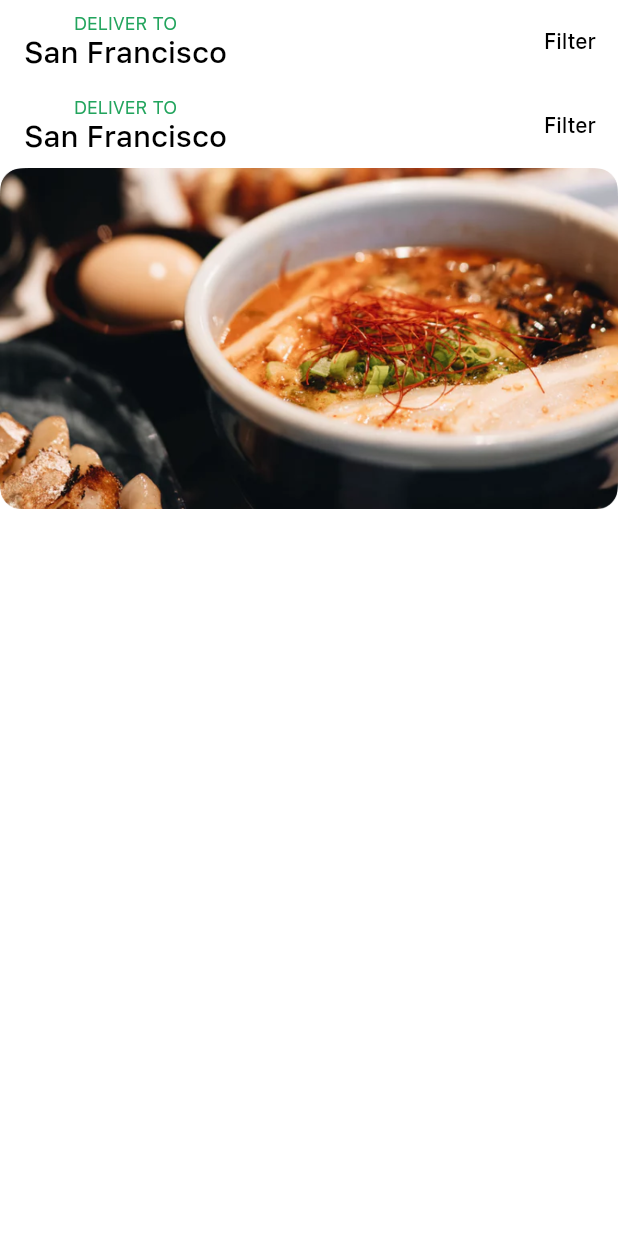
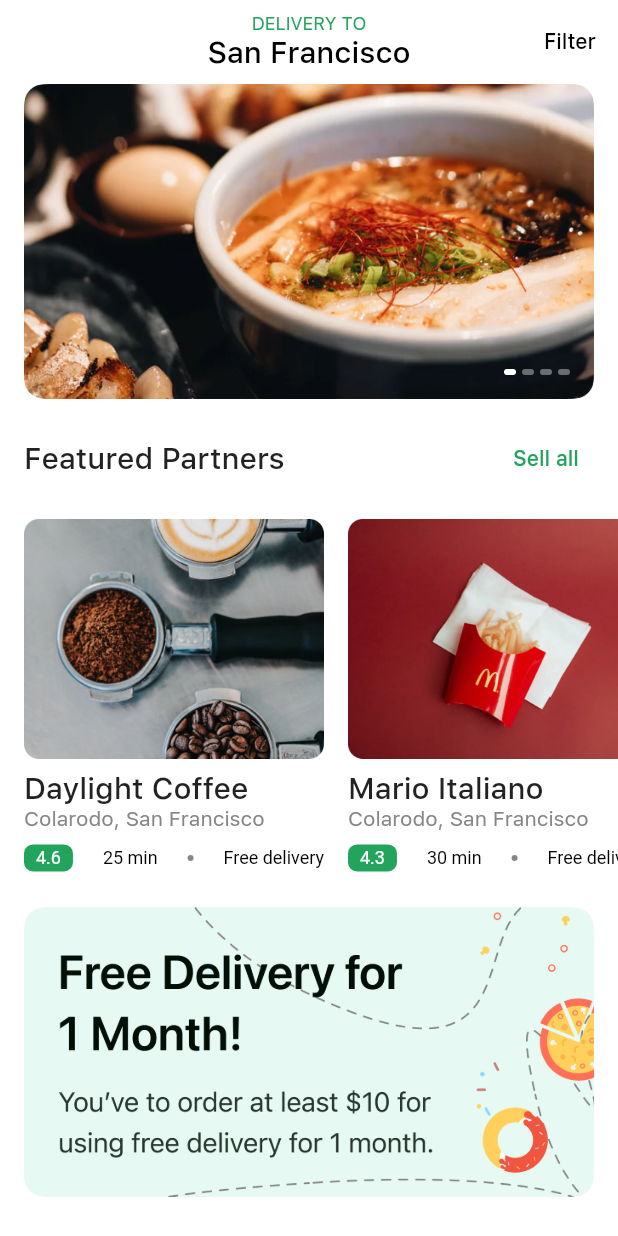
Before and after one commit to AdoboPepper/Food-App-Ui, a Flutter app: the screen it shows after launch, on a phone screen of 412 x 824 dp. Run offline on Flutter 3.47's test engine with Material 2 defaults, Android fonts, the phone set to English and light mode, and no system bars.

Commit message:
Adds FoodCard and Horizontal Screening

```diff
--- a/lib/screens/home/components/image_carousel.dart
+++ b/lib/screens/home/components/image_carousel.dart
@@ -0,0 +1,119 @@
+import 'package:flutter/material.dart';
+import 'package:food_app_ui/constants.dart';
+import 'package:food_app_ui/demoData.dart';
+
+class HomeScreen extends StatelessWidget {
+  const HomeScreen({Key? key}) : super(key: key);
+
+  @override
+  Widget build(BuildContext context) {
+    return Scaffold(
+      // I'm using customScrollView for better scrollview
+      body: CustomScrollView(
+        slivers: [
+          SliverAppBar(
+            //let's change the bg
+            centerTitle: true,
+            backgroundColor: Colors.transparent,
+            elevation: 0,
+            title: Column(
+              children: [
+                Text(
+                  "Delivery to".toUpperCase(),
+                  style: Theme.of(context)
+                      .textTheme
+                      .caption!
+                      .copyWith(color: kActiveColor),
+                ),
+                Text(
+                  "San Francisco",
+                  style: TextStyle(color: Colors.black),
+                )
+              ],
+            ),
+            actions: [
+              TextButton(
+                  onPressed: () {},
+                  child: Text("Filter", style: TextStyle(color: Colors.black)))
+            ],
+          ),
+          // We can't use all widget directly here.
+          SliverToBoxAdapter(
+            child: ImageCarousel(),
+          ),
+        ],
+      ),
+    );
+  }
+}
+
+class ImageCarousel extends StatefulWidget {
+  const ImageCarousel({
+    Key? key,
+  }) : super(key: key);
+
+  @override
+  State<ImageCarousel> createState() => _ImageCarouselState();
+}
+
+class _ImageCarouselState extends State<ImageCarousel> {
+  int _currentPage = 0;
+  @override
+  Widget build(BuildContext context) {
+    return AspectRatio(
+      aspectRatio: 1.81,
+      child: Stack(
+        alignment: Alignment.bottomRight,
+        children: [
+          PageView.builder(
+              itemCount: demoBigImages.length,
+              onPageChanged: ((value) {
+                setState(() {
+                  _currentPage = value;
+                });
+              }),
+              // Here the images already rounded
+              // But all images may not the same
+              // Let's add rounded shape
+              itemBuilder: (context, index) => ClipRRect(
+                    borderRadius: BorderRadius.all(Radius.circular(12)),
+                    child: Image.asset(
+                      demoBigImages[index],
+                    ),
+                  )),
+          Positioned(
+            bottom: defaultPadding,
+            right: defaultPadding,
+            child: Row(
+              children: List.generate(
+                demoBigImages.length,
+                (index) => Padding(
+                    padding: const EdgeInsets.only(left: defaultPadding / 4),
+                    child: IndicatorDot(isActive: index == _currentPage)),
+              ),
+            ),
+          )
+        ],
+      ),
+    );
+  }
+}
+
+class IndicatorDot extends StatelessWidget {
+  const IndicatorDot({
+    Key? key,
+    required this.isActive,
+  }) : super(key: key);
+  final bool isActive;
+
+  @override
+  Widget build(BuildContext context) {
+    return Container(
+      height: 4,
+      width: 8,
+      decoration: BoxDecoration(
+          color: isActive ? Colors.white : Colors.white38,
+          borderRadius: BorderRadius.all(Radius.circular(12))),
+    );
+  }
+}
--- /dev/null
+++ b/lib/screens/home/components/restaurant_info_medium_card.dart
@@ -0,0 +1,79 @@
+import 'package:flutter/material.dart';
+import 'package:food_app_ui/constants.dart';
+
+class RestaurantInfoMediumCard extends StatelessWidget {
+  const RestaurantInfoMediumCard({
+    Key? key,
+    required this.title,
+    required this.image,
+    required this.deliveryTime,
+    required this.rating,
+    required this.location,
+    required this.press,
+  }) : super(key: key);
+
+  final String title, image, location;
+  final int deliveryTime;
+  final double rating;
+  final VoidCallback press;
+
+  @override
+  Widget build(BuildContext context) {
+    return InkWell(
+      borderRadius: BorderRadius.all(Radius.circular(6)),
+      onTap: press,
+      child: SizedBox(
+        width: 200,
+        child: Column(
+          crossAxisAlignment: CrossAxisAlignment.start,
+          children: [
+            AspectRatio(aspectRatio: 1.25, child: Image.asset(image)),
+            const SizedBox(height: defaultPadding / 2),
+            Text(
+              title,
+              maxLines: 1,
+              overflow: TextOverflow.ellipsis,
+              style: Theme.of(context).textTheme.headline6,
+            ),
+            Text(
+              location,
+              maxLines: 1,
+              style: TextStyle(color: kBodyTextColor),
+            ),
+            Padding(
+              padding: const EdgeInsets.symmetric(vertical: defaultPadding / 2),
+              child: DefaultTextStyle(
+                style: TextStyle(color: Colors.black, fontSize: 12),
+                child: Row(
+                  children: [
+                    Container(
+                      padding: EdgeInsets.symmetric(
+                          horizontal: defaultPadding / 2,
+                          vertical: defaultPadding / 8),
+                      decoration: BoxDecoration(
+                          color: kActiveColor,
+                          borderRadius: BorderRadius.all(Radius.circular(6))),
+                      child: Text(
+                        rating.toString(),
+                        style: TextStyle(color: Colors.white),
+                      ),
+                    ),
+                    Spacer(),
+                    Text("$deliveryTime min"),
+                    Spacer(),
+                    CircleAvatar(
+                      radius: 2,
+                      backgroundColor: Color(0xFF868686),
+                    ),
+                    Spacer(),
+                    Text("Free delivery"),
+                  ],
+                ),
+              ),
+            )
+          ],
+        ),
+      ),
+    );
+  }
+}
--- /dev/null
+++ b/lib/screens/home/components/section_title.dart
@@ -0,0 +1,30 @@
+import 'package:flutter/material.dart';
+import 'package:food_app_ui/constants.dart';
+
+class SectionTitle extends StatelessWidget {
+  const SectionTitle({
+    Key? key,
+    required this.title,
+    required this.press,
+  }) : super(key: key);
+
+  final String title;
+  final VoidCallback press;
+
+  @override
+  Widget build(BuildContext context) {
+    return Row(
+      mainAxisAlignment: MainAxisAlignment.spaceBetween,
+      children: [
+        Text(
+          title,
+          style: Theme.of(context).textTheme.headline6,
+        ),
+        TextButton(
+            onPressed: press,
+            style: TextButton.styleFrom(primary: kActiveColor),
+            child: Text("Sell all"))
+      ],
+    );
+  }
+}
--- a/lib/screens/home/home_screen.dart
+++ b/lib/screens/home/home_screen.dart
@@ -8,13 +8,19 @@ class HomeScreen extends StatelessWidget {
   @override
   Widget build(BuildContext context) {
     return Scaffold(
-      appBar: AppBar(
-        backgroundColor: Colors.transparent,
+      // I'm using customScrollView for better scrollview
+      body: CustomScrollView(
+        slivers: [
+          SliverAppBar(
+            //let's change the bg
+            centerTitle: true,
+            backgroundColor: Colors.white,
             elevation: 0,
+            floating: true,
             title: Column(
               children: [
                 Text(
-              "Deliver to".toUpperCase(),
+                  "Delivery to".toUpperCase(),
                   style: Theme.of(context)
                       .textTheme
                       .caption!
@@ -23,59 +29,233 @@ class HomeScreen extends StatelessWidget {
                 Text(
                   "San Francisco",
                   style: TextStyle(color: Colors.black),
-            ),
+                )
               ],
             ),
             actions: [
               TextButton(
                   onPressed: () {},
-              child: Text(
-                "Filter",
-                style: TextStyle(color: Colors.black),
-              ))
+                  child: Text("Filter", style: TextStyle(color: Colors.black)))
             ],
           ),
-      body: CustomScrollView(
-        slivers: [
-          SliverAppBar(
-            backgroundColor: Colors.transparent,
-            elevation: 0,
-            title: Column(
-              children: [
-                Text(
-                  "Deliver to".toUpperCase(),
-                  style: Theme.of(context)
-                      .textTheme
-                      .caption!
-                      .copyWith(color: kActiveColor),
+          // We can't use all widget directly here.
+          SliverPadding(
+            padding: EdgeInsets.symmetric(horizontal: defaultPadding),
+            sliver: SliverToBoxAdapter(
+              child: ImageCarousel(),
             ),
-                Text(
-                  "San Francisco",
-                  style: TextStyle(color: Colors.black),
+          ),
+          SliverPadding(
+            padding: EdgeInsets.all(defaultPadding),
+            sliver: SliverToBoxAdapter(
+              child: SectionTitle(
+                title: "Featured Partners",
+                press: () {},
+              ),
+            ),
+          ),
+          SliverToBoxAdapter(
+            child: SingleChildScrollView(
+              scrollDirection: Axis.horizontal,
+              child: Row(
+                children: List.generate(
+                  demoMediumCardData.length,
+                      (index) => Padding(
+                    padding: const EdgeInsets.only(left: defaultPadding),
+                    child: RestaurantInfoMediumCard(
+                      title: demoMediumCardData[index]['name'],
+                      location: demoMediumCardData[index]['location'],
+                      image: demoMediumCardData[index]['image'],
+                      deliveryTime: demoMediumCardData[index]['delivertTime'],
+                      rating: demoMediumCardData[index]['rating'],
+                      press: () {},
+                    ),
+                  ),
+                ),
+              ),
+            ),
+          ),
+          SliverPadding(
+            padding: const EdgeInsets.all(defaultPadding),
+            sliver: SliverToBoxAdapter(
+              child: Image.asset("assets/images/Banner.png"),
+            ),
+          ),
+          SliverPadding(
+            padding: EdgeInsets.all(defaultPadding),
+            sliver: SliverToBoxAdapter(
+              child: SectionTitle(
+                title: "Best Pick",
+                press: () {},
+              ),
+            ),
+          ),
+          SliverToBoxAdapter(
+            child: SingleChildScrollView(
+              scrollDirection: Axis.horizontal,
+              child: Row(
+                children: List.generate(
+                  demoMediumCardData.length,
+                      (index) => Padding(
+                    padding: const EdgeInsets.only(left: defaultPadding),
+                    child: RestaurantInfoMediumCard(
+                      title: demoMediumCardData[index]['name'],
+                      location: demoMediumCardData[index]['location'],
+                      image: demoMediumCardData[index]['image'],
+                      deliveryTime: demoMediumCardData[index]['delivertTime'],
+                      rating: demoMediumCardData[index]['rating'],
+                      press: () {},
+                    ),
+                  ),
+                ),
+              ),
+            ),
           ),
         ],
       ),
-            actions: [
-              TextButton(
-                  onPressed: () {},
+    );
+  }
+}
+
+class RestaurantInfoMediumCard extends StatelessWidget {
+  const RestaurantInfoMediumCard({
+    Key? key,
+    required this.title,
+    required this.image,
+    required this.deliveryTime,
+    required this.rating,
+    required this.location,
+    required this.press,
+  }) : super(key: key);
+
+  final String title, image, location;
+  final int deliveryTime;
+  final double rating;
+  final VoidCallback press;
+
+  @override
+  Widget build(BuildContext context) {
+    return InkWell(
+      borderRadius: BorderRadius.all(Radius.circular(6)),
+      onTap: press,
+      child: SizedBox(
+        width: 200,
+        child: Column(
+          crossAxisAlignment: CrossAxisAlignment.start,
+          children: [
+            AspectRatio(aspectRatio: 1.25, child: Image.asset(image)),
+            const SizedBox(height: defaultPadding / 2),
+            Text(
+              title,
+              maxLines: 1,
+              overflow: TextOverflow.ellipsis,
+              style: Theme.of(context).textTheme.headline6,
+            ),
+            Text(
+              location,
+              maxLines: 1,
+              style: TextStyle(color: kBodyTextColor),
+            ),
+            Padding(
+              padding: const EdgeInsets.symmetric(vertical: defaultPadding / 2),
+              child: DefaultTextStyle(
+                style: TextStyle(color: Colors.black, fontSize: 12),
+                child: Row(
+                  children: [
+                    Container(
+                      padding: EdgeInsets.symmetric(
+                          horizontal: defaultPadding / 2,
+                          vertical: defaultPadding / 8),
+                      decoration: BoxDecoration(
+                          color: kActiveColor,
+                          borderRadius: BorderRadius.all(Radius.circular(6))),
                       child: Text(
-                    "Filter",
-                    style: TextStyle(color: Colors.black),
-                  ))
+                        rating.toString(),
+                        style: TextStyle(color: Colors.white),
+                      ),
+                    ),
+                    Spacer(),
+                    Text("$deliveryTime min"),
+                    Spacer(),
+                    CircleAvatar(
+                      radius: 2,
+                      backgroundColor: Color(0xFF868686),
+                    ),
+                    Spacer(),
+                    Text("Free delivery"),
                   ],
                 ),
-          SliverToBoxAdapter(
-            child: AspectRatio(
+              ),
+            )
+          ],
+        ),
+      ),
+    );
+  }
+}
+
+class SectionTitle extends StatelessWidget {
+  const SectionTitle({
+    Key? key,
+    required this.title,
+    required this.press,
+  }) : super(key: key);
+
+  final String title;
+  final VoidCallback press;
+
+  @override
+  Widget build(BuildContext context) {
+    return Row(
+      mainAxisAlignment: MainAxisAlignment.spaceBetween,
+      children: [
+        Text(
+          title,
+          style: Theme.of(context).textTheme.headline6,
+        ),
+        TextButton(
+            onPressed: press,
+            style: TextButton.styleFrom(primary: kActiveColor),
+            child: Text("Sell all"))
+      ],
+    );
+  }
+}
+
+class ImageCarousel extends StatefulWidget {
+  const ImageCarousel({
+    Key? key,
+  }) : super(key: key);
+
+  @override
+  State<ImageCarousel> createState() => _ImageCarouselState();
+}
+
+class _ImageCarouselState extends State<ImageCarousel> {
+  int _currentPage = 0;
+  @override
+  Widget build(BuildContext context) {
+    return AspectRatio(
       aspectRatio: 1.81,
       child: Stack(
         alignment: Alignment.bottomRight,
         children: [
           PageView.builder(
               itemCount: demoBigImages.length,
-                    itemBuilder: (context, index) =>
-                        Image.asset(demoBigImages[index]),
+              onPageChanged: ((value) {
+                setState(() {
+                  _currentPage = value;
+                });
+              }),
+              // Here the images already rounded
+              // But all images may not the same
+              // Let's add rounded shape
+              itemBuilder: (context, index) => ClipRRect(
+                borderRadius: BorderRadius.all(Radius.circular(12)),
+                child: Image.asset(
+                  demoBigImages[index],
                 ),
-
+              )),
           Positioned(
             bottom: defaultPadding,
             right: defaultPadding,
@@ -84,12 +264,7 @@ class HomeScreen extends StatelessWidget {
                 demoBigImages.length,
                     (index) => Padding(
                     padding: const EdgeInsets.only(left: defaultPadding / 4),
-                              //child: IndicatorDot(isActive: index == _currentPage),
-                              ),
-                        ),
-                      ),
-                    )
-                  ],
+                    child: IndicatorDot(isActive: index == _currentPage)),
               ),
             ),
           )
@@ -101,7 +276,8 @@ class HomeScreen extends StatelessWidget {
 
 class IndicatorDot extends StatelessWidget {
   const IndicatorDot({
-    Key? key, required this.isActive,
+    Key? key,
+    required this.isActive,
   }) : super(key: key);
   final bool isActive;
 
@@ -111,9 +287,8 @@ class IndicatorDot extends StatelessWidget {
       height: 4,
       width: 8,
       decoration: BoxDecoration(
-        color: isActive ? Colors.white : Colors.white54,
-        borderRadius: BorderRadius.all(Radius.circular(12),),
-      ),
+          color: isActive ? Colors.white : Colors.white38,
+          borderRadius: BorderRadius.all(Radius.circular(12))),
     );
   }
 }
```
Lines whose indentation alone changed are shown as unchanged.
